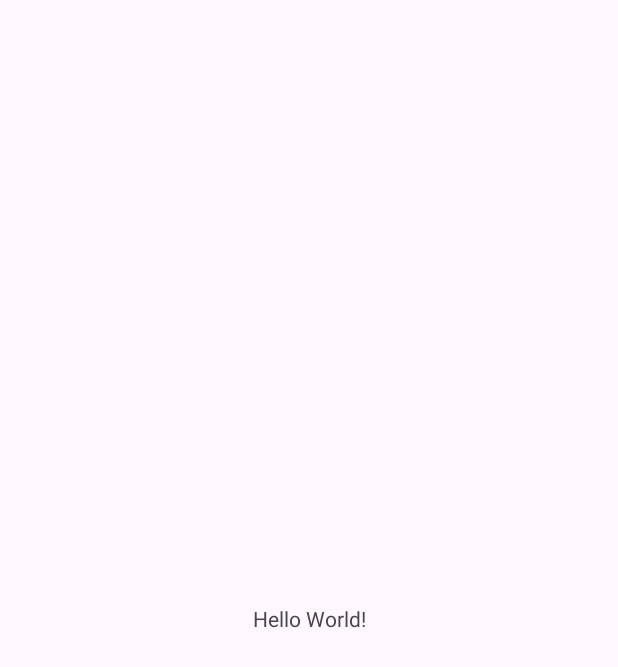
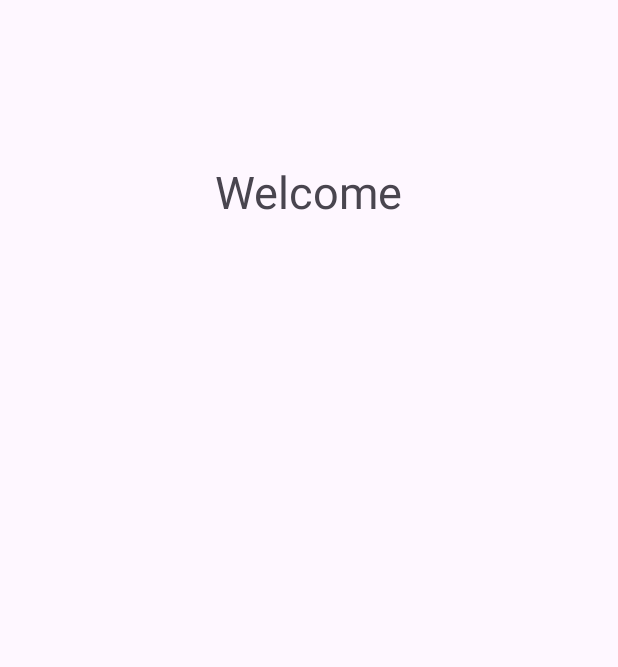
Before and after one commit to JamesRapelo/James-Rapelo-block1-activity1, an Android app: the screen it shows after launch (MainActivity), on a phone screen of 412 x 824 dp. Before the commit the part shown is almost empty. Shown: the top 667 px of the screen. Run offline under Robolectric (Android 15) with nearby library versions, the phone set to English and light mode, and no system bars.

Commit message:
Welcome TV

```diff
--- a/app/src/main/res/layout/activity_main.xml
+++ b/app/src/main/res/layout/activity_main.xml
@@ -9,10 +9,14 @@
     <TextView
         android:layout_width="wrap_content"
         android:layout_height="wrap_content"
-        android:text="Hello World!"
+        android:text="Welcome"
+        android:textSize="30dp"
         app:layout_constraintBottom_toBottomOf="parent"
         app:layout_constraintEnd_toEndOf="parent"
         app:layout_constraintStart_toStartOf="parent"
-        app:layout_constraintTop_toTopOf="parent" />
+        app:layout_constraintTop_toTopOf="parent"
+        app:layout_constraintVertical_bias="0.137" />
+
+
 
 </androidx.constraintlayout.widget.ConstraintLayout>
```
